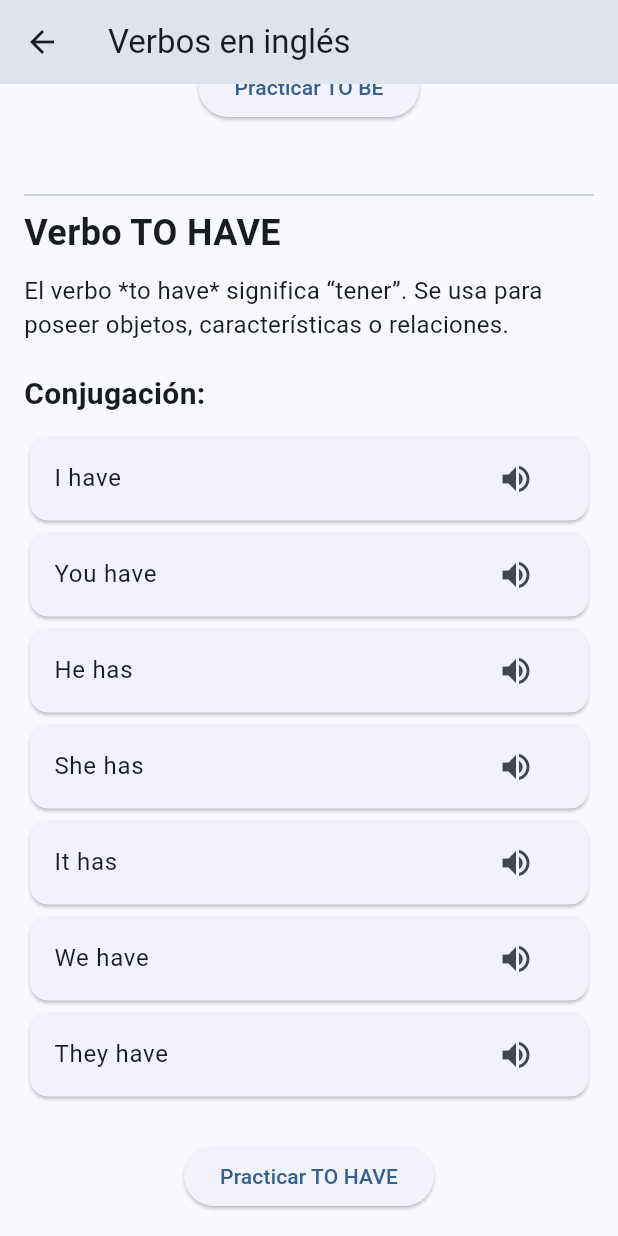
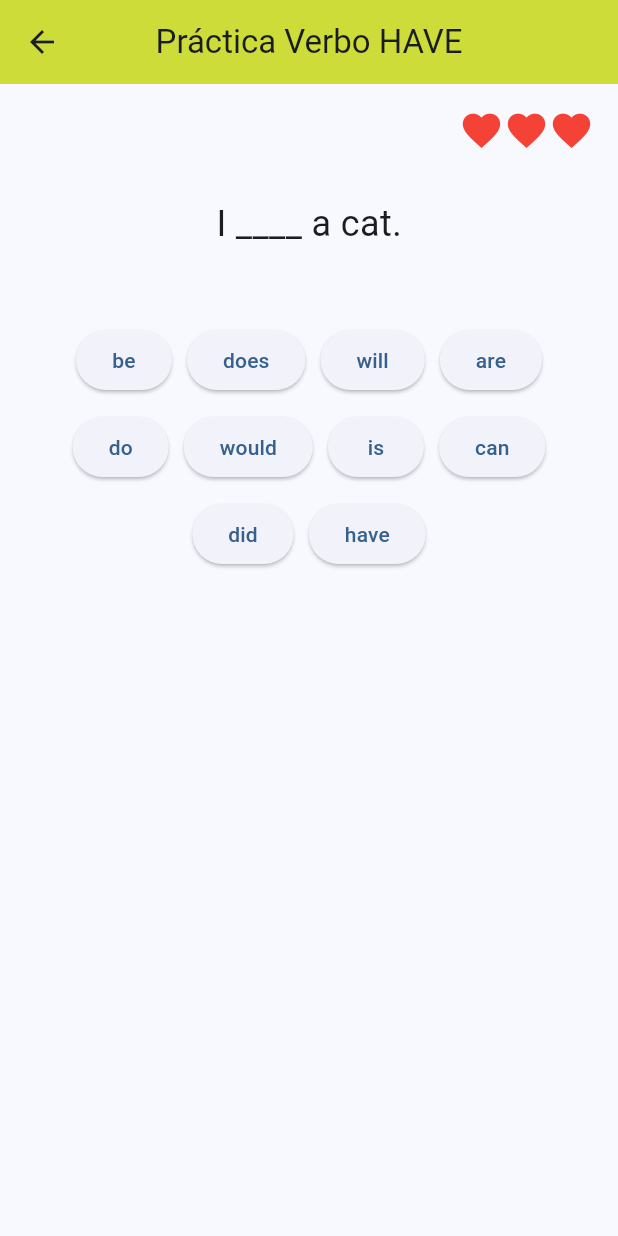
Before and after one commit to quispechoque/app_intermedio, a Flutter app: the VerbosScreen screen opened by its route, scrolled down 706 dp, after a tap on "Practicar TO HAVE", on a phone screen of 412 x 824 dp. Run offline on Flutter 3.47's test engine with Material 3 defaults, Android fonts, the light colour scheme and no system bars; our stand-ins replace audioplayers.

Commit message:
cambio de colores y ademas de las pantallas de verbos TO BE y TO HAVE

```diff
--- a/lib/pantallas/practicaBe.dart
+++ b/lib/pantallas/practicaBe.dart
@@ -124,7 +124,8 @@ class _PracticaBeState extends State<PracticaBe> {
 
     return Scaffold(
       appBar: AppBar(
-        title: const Text('Práctica Verbo Be'),
+        title: const Text('Práctica Verbo TO BE'),
+        backgroundColor: Colors.lime,
         centerTitle: true,
       ),
       body: Padding(
@@ -153,6 +154,7 @@ class _PracticaBeState extends State<PracticaBe> {
             const SizedBox(height: 50),
             // Botones de opciones
             Wrap(
+              alignment: WrapAlignment.center, // centreado de botones
               spacing: 10,
               runSpacing: 10,
               children: options.map<Widget>((opt) {
--- a/lib/pantallas/practicaHave.dart
+++ b/lib/pantallas/practicaHave.dart
@@ -0,0 +1,169 @@
+import 'package:flutter/material.dart';
+
+class PracticaHave extends StatefulWidget {
+  const PracticaHave({super.key});
+
+  @override
+  State<PracticaHave> createState() => _PracticaHaveState();
+}
+
+class _PracticaHaveState extends State<PracticaHave> {
+  final List<Map<String, dynamic>> sentences = [
+    {
+      'text': 'I ____ a cat.',
+      'answer': 'have',
+      'options': ['have', 'has', 'had', 'having']
+    },
+    {
+      'text': 'She ____ a new bike.',
+      'answer': 'has',
+      'options': ['have', 'has', 'had', 'having']
+    },
+    {
+      'text': 'We ____ many friends.',
+      'answer': 'have',
+      'options': ['have', 'has', 'had', 'having']
+    },
+    {
+      'text': 'He ____ a lot of homework.',
+      'answer': 'has',
+      'options': ['have', 'has', 'had', 'having']
+    },
+  ];
+
+  int currentSentence = 0;
+  int errors = 0;
+  List<String> usedOptions = [];
+
+  final List<String> distractors = [
+    'am', 'is', 'are', 'be', 'do', 'does', 'did', 'will', 'would', 'can'
+  ];
+
+  void checkAnswer(String choice) {
+    if (choice == sentences[currentSentence]['answer']) {
+      setState(() {
+        usedOptions.add(choice);
+
+        if (usedOptions.contains(sentences[currentSentence]['answer'])) {
+          if (currentSentence < sentences.length - 1) {
+            currentSentence++;
+            usedOptions = [];
+          } else {
+            showDialog(
+              context: context,
+              builder: (_) => AlertDialog(
+                title: const Text('¡Bien hecho!'),
+                content: const Text('Has completado todas las prácticas.'),
+                actions: [
+                  TextButton(
+                    onPressed: () {
+                      Navigator.pop(context);
+                      setState(() {
+                        currentSentence = 0;
+                        errors = 0;
+                        usedOptions = [];
+                      });
+                    },
+                    child: const Text('Reiniciar'),
+                  )
+                ],
+              ),
+            );
+          }
+        }
+      });
+    } else {
+      setState(() {
+        errors++;
+        if (errors >= 3) {
+          showDialog(
+            context: context,
+            builder: (_) => AlertDialog(
+              title: const Text('Has cometido muchos errores'),
+              content: const Text('Se reiniciará la práctica.'),
+              actions: [
+                TextButton(
+                  onPressed: () {
+                    Navigator.pop(context);
+                    setState(() {
+                      currentSentence = 0;
+                      errors = 0;
+                      usedOptions = [];
+                    });
+                  },
+                  child: const Text('Reiniciar'),
+                )
+              ],
+            ),
+          );
+        }
+      });
+    }
+  }
+
+  List<String> generateOptions() {
+    final List<String> shuffledDistractors = List.from(distractors)..shuffle();
+    final List<String> buttons = [sentences[currentSentence]['answer']];
+
+    for (var d in shuffledDistractors) {
+      if (d != sentences[currentSentence]['answer']) {
+        buttons.add(d);
+      }
+      if (buttons.length == 10) break;
+    }
+
+    buttons.shuffle();
+    return buttons;
+  }
+
+  @override
+  Widget build(BuildContext context) {
+    final options = generateOptions()
+        .where((opt) => !usedOptions.contains(opt))
+        .toList();
+
+    return Scaffold(
+      appBar: AppBar(
+        title: const Text('Práctica Verbo HAVE'),
+        backgroundColor: Colors.lime,
+        centerTitle: true,
+      ),
+      body: Padding(
+        padding: const EdgeInsets.all(16.0),
+        child: Column(
+          mainAxisAlignment: MainAxisAlignment.start,
+          children: [
+            Row(
+              mainAxisAlignment: MainAxisAlignment.end,
+              children: List.generate(
+                3,
+                (index) => Icon(
+                  Icons.favorite,
+                  color: index < 3 - errors ? Colors.red : Colors.grey,
+                  size: 30,
+                ),
+              ),
+            ),
+            const SizedBox(height: 30),
+            Text(
+              sentences[currentSentence]['text'],
+              style: const TextStyle(fontSize: 24),
+            ),
+            const SizedBox(height: 50),
+            Wrap(
+              alignment: WrapAlignment.center,
+              spacing: 10,
+              runSpacing: 10,
+              children: options.map<Widget>((opt) {
+                return ElevatedButton(
+                  onPressed: () => checkAnswer(opt),
+                  child: Text(opt),
+                );
+              }).toList(),
+            ),
+          ],
+        ),
+      ),
+    );
+  }
+}
--- a/lib/pantallas/ventana_juegos.dart
+++ b/lib/pantallas/ventana_juegos.dart
@@ -18,13 +18,14 @@ class MenuJuegos extends StatelessWidget {
   @override
   Widget build(BuildContext context) {
     return Scaffold(
-      appBar: AppBar(title: const Text("Menú principal")),
+      appBar: AppBar(title: const Text("Menú principal"), backgroundColor: Colors.lime,),
       body: Padding(
         padding: const EdgeInsets.all(16.0),
         child: Center(
           child: Column(
             //mainAxisAlignment: MainAxisAlignment.center,
             children: [
+              SizedBox(height: 200),
               //Grid para los botones
               GridView.count(
                 crossAxisCount: 2, // dos columnas(en auto crea dos filas)
--- a/lib/pantallas/verbos.dart
+++ b/lib/pantallas/verbos.dart
@@ -1,6 +1,7 @@
 import 'package:flutter/material.dart';
 import 'package:audioplayers/audioplayers.dart';
 import 'practicaBe.dart';
+import 'practicaHave.dart';
 
 class VerbosScreen extends StatelessWidget {
   VerbosScreen({super.key});
@@ -15,7 +16,7 @@ class VerbosScreen extends StatelessWidget {
   @override
   Widget build(BuildContext context) {
     return Scaffold(
-      appBar: AppBar(title: const Text("Verbos en inglés")),
+      appBar: AppBar(title: const Text("Verbos en inglés"), backgroundColor: Colors.lime,),
       body: SingleChildScrollView(
         padding: const EdgeInsets.all(16),
         child: Column(
@@ -58,13 +59,16 @@ class VerbosScreen extends StatelessWidget {
              // BOTÓN PARA PRACTICAR
             Center(
               child: ElevatedButton(
+                style: ElevatedButton.styleFrom(
+                      backgroundColor: const Color.fromARGB(255, 32, 88, 131),
+                    ),
                 onPressed: () {
                   Navigator.push(
                     context,
                     MaterialPageRoute(builder: (_) => const PracticaBe()),
                   );
                 },
-                child: const Text("Practicar TO BE"),
+                child: const Text("Practicar TO BE", style: TextStyle(color: Colors.white),),
               ),
             ),
 
@@ -103,8 +107,16 @@ class VerbosScreen extends StatelessWidget {
 
             Center(
               child: ElevatedButton(
-                onPressed: () {},
-                child: const Text("Practicar TO HAVE"),
+                style: ElevatedButton.styleFrom(
+                      backgroundColor: const Color.fromARGB(255, 32, 88, 131),
+                    ),
+                onPressed: () {
+                  Navigator.push(
+                    context,
+                    MaterialPageRoute(builder: (_) => const PracticaHave()),
+                  );
+                },
+                child: const Text("Practicar TO HAVE",style: TextStyle(color: Colors.white)),
               ),
             ),
           ],
@@ -116,6 +128,7 @@ class VerbosScreen extends StatelessWidget {
   // 🔊 WIDGET PARA CADA FILA DE CONJUGACIÓN
   Widget _itemConjugacion(String texto, String audioFile) {
     return Card(
+      color: const Color.fromARGB(255, 158, 183, 196), // Cambio de color de widget
       child: ListTile(
         title: Text(texto),
         trailing: IconButton(
```
